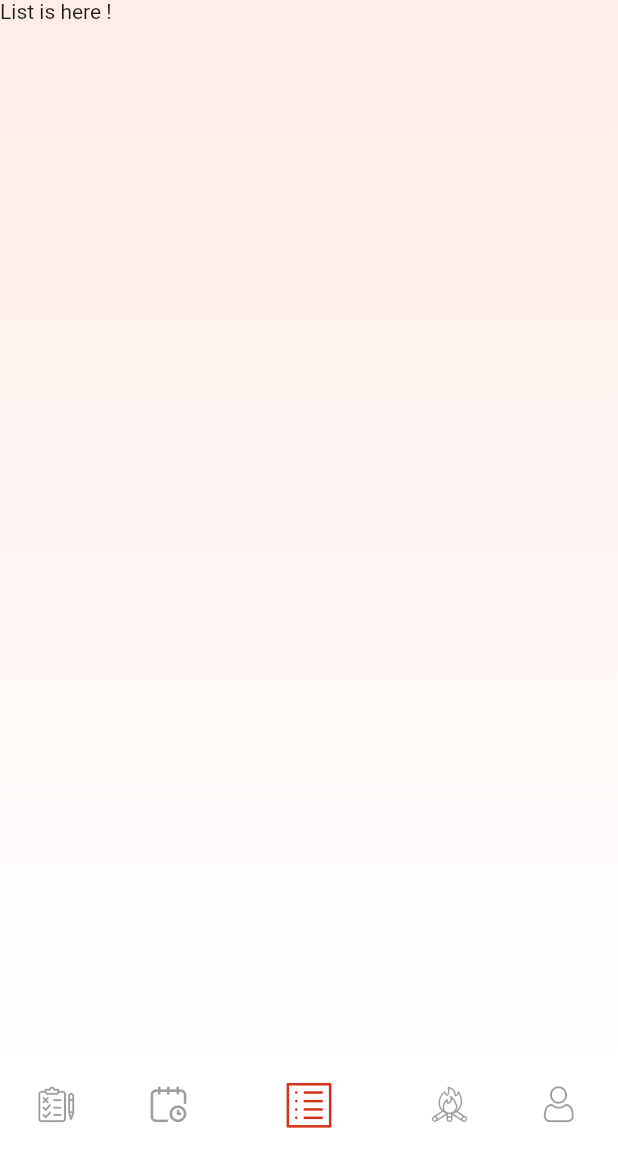
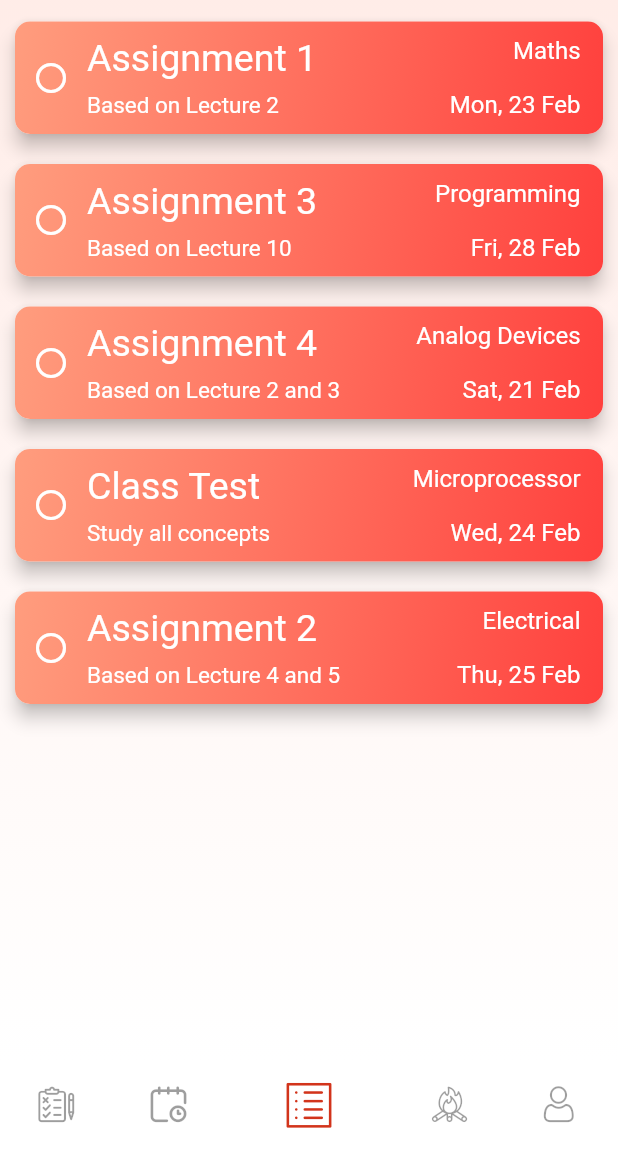
Before and after one commit to abishek-bupathi/college-companion, a Flutter app: the screen it shows after launch, on a phone screen of 412 x 824 dp, the part 85-1236 px from its top. Run offline on Flutter 3.47's test engine with Material 2 defaults, Android fonts, the phone set to English and light mode, and no system bars; our stand-ins replace flutter_datetime_picker.

Commit message:
Added list view in academic.dart

```diff
--- a/lib/academic.dart
+++ b/lib/academic.dart
@@ -1,4 +1,7 @@
+import 'package:flutter/cupertino.dart';
 import 'package:flutter/material.dart';
+import 'package:flutter/rendering.dart';
+import 'package:flutter/widgets.dart';
 import 'package:flutter_datetime_picker/flutter_datetime_picker.dart';
 import 'package:intl/intl.dart';
 import './calendar.dart';
@@ -9,6 +12,10 @@ class Academic extends StatefulWidget {
 }
 
 class _AcademicState extends State<Academic> {
+  List<String> titleList = ["Assignment 1", "Assignment 3", "Assignment 4", "Class Test", "Assignment 2"];
+  List<String> noteList = ["Based on Lecture 2", "Based on Lecture 10","Based on Lecture 2 and 3","Study all concepts","Based on Lecture 4 and 5",];
+  List<String> moduleList = ["Maths", "Programming", "Analog Devices", "Microprocessor", "Electrical"];
+  List<String> dateList = ["Mon, 23 Feb", "Fri, 28 Feb", "Sat, 21 Feb", "Wed, 24 Feb", "Thu, 25 Feb",];
   @override
   Widget build(BuildContext context) {
     return Container(
@@ -43,19 +50,25 @@ class _AcademicState extends State<Academic> {
               new IconButton(
                 icon: new Icon(Icons.add),
                 onPressed: () {
-                  AddTaskDialog(context);
+                  addTaskDialog(context);
                 },
                 iconSize: 40,
                 color: Colors.red,
               ),
             ],
           ),
-          body: ListItems(),
+          body:  new Container(
+            padding: EdgeInsets.fromLTRB(0 ,5, 0, 5),
+            child: new ListView.builder(
+                itemBuilder: (_, int index) => Item(titleList[index], noteList[index], moduleList[index], dateList[index]),
+              itemCount: 5,
+            ),
+          ),
         ));
   }
 }
 
-AddTaskDialog(BuildContext context) {
+addTaskDialog(BuildContext context) {
   String _module = 'Maths', _date = " - ", _note = "", _title = "";
   var dateWithoutFormat;
 
@@ -216,7 +229,7 @@ AddTaskDialog(BuildContext context) {
                                                     setState(() {
                                                       dateWithoutFormat = date;
                                                       _date = DateFormat(
-                                                              "dd MMM, yyyy")
+                                                              "EEE, dd MMM")
                                                           .format(
                                                               dateWithoutFormat);
                                                     });
@@ -314,8 +327,73 @@ AddTaskDialog(BuildContext context) {
   );
 }
 
-ListItems() {
-  return Container(
-    child: Text("List is here !"),
-  );
+
+class Item extends StatefulWidget {
+
+  String title, note, module, date;
+
+  Item(this.title, this.note, this.module, this.date);
+
+  @override
+  _ItemState createState() => _ItemState();
 }
+
+class _ItemState extends State<Item> {
+  var check_icon = Icons.radio_button_unchecked;
+  @override
+  Widget build(BuildContext context) {
+    return new Card(
+      shape: RoundedRectangleBorder(borderRadius: BorderRadius.all(Radius.circular(10))),
+      child: Container(
+        padding: EdgeInsets.fromLTRB(0, 10, 15, 10),
+        height: 75,
+          decoration: BoxDecoration(
+            gradient: LinearGradient(
+              colors: [Color(0xFFff9d7e),Color(0xFFff403d)],
+              begin: Alignment.topLeft,
+              end: Alignment.bottomRight,
+            ),
+            shape: BoxShape.rectangle,
+            borderRadius: BorderRadius.circular(10),
+            color: Colors.red,
+          ),
+          child: Row(
+            mainAxisAlignment: MainAxisAlignment.spaceBetween,
+            children: <Widget>[
+              Row(
+                children: <Widget>[
+                  IconButton(
+                    icon: Icon(check_icon, color: Colors.white,),
+                    onPressed: (){
+                      setState(() {
+                        check_icon = Icons.check_circle;
+                      });
+                    },
+                  ),
+                  Column(
+                    crossAxisAlignment: CrossAxisAlignment.start,
+                    mainAxisAlignment: MainAxisAlignment.spaceBetween,
+                    children: <Widget>[
+                      Text(widget.title ,style: TextStyle(color: Colors.white, fontSize: 25),),
+                      Text(widget.note,style: TextStyle(color: Colors.white, fontSize: 15),)
+                    ],
+                  ),
+                ],
+              ),
+              Column(
+                crossAxisAlignment: CrossAxisAlignment.end,
+                mainAxisAlignment: MainAxisAlignment.spaceBetween,
+                children: <Widget>[
+                  Text(widget.module ,style: TextStyle(color: Colors.white, fontSize: 16),),
+                  Text(widget.date,style: TextStyle(color: Colors.white, fontSize: 16),)
+                ],
+              )
+            ],
+          )
+      ),
+      elevation: 5,
+      margin: EdgeInsets.all(10),
+
+    );
+  }
+}
```
